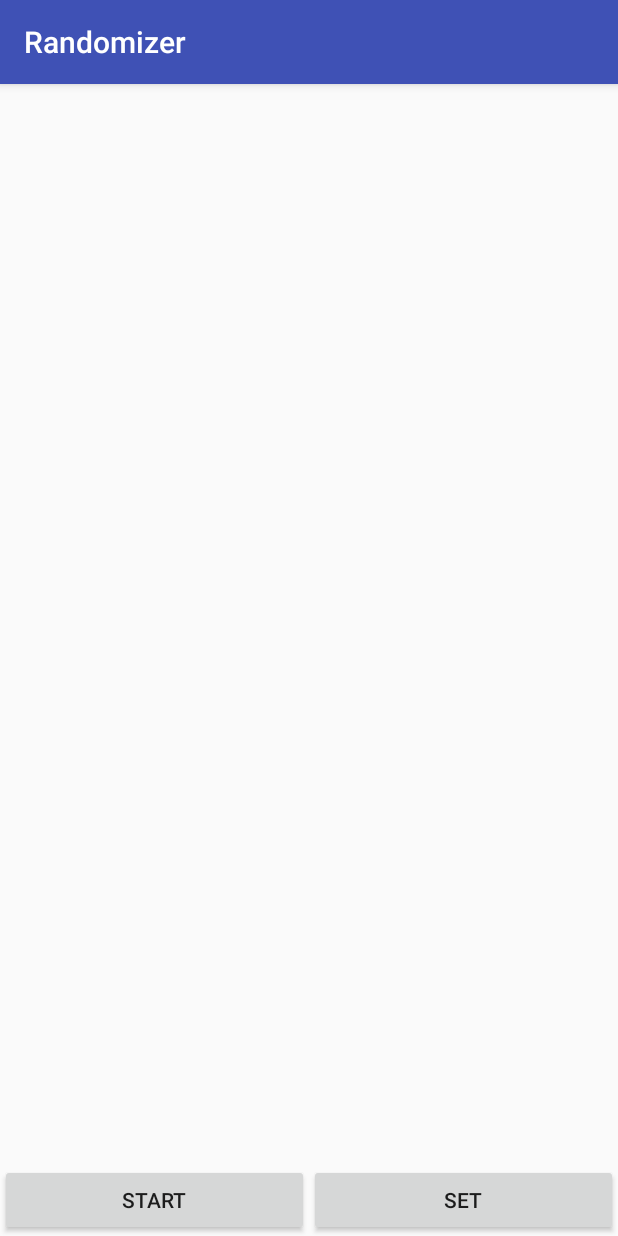
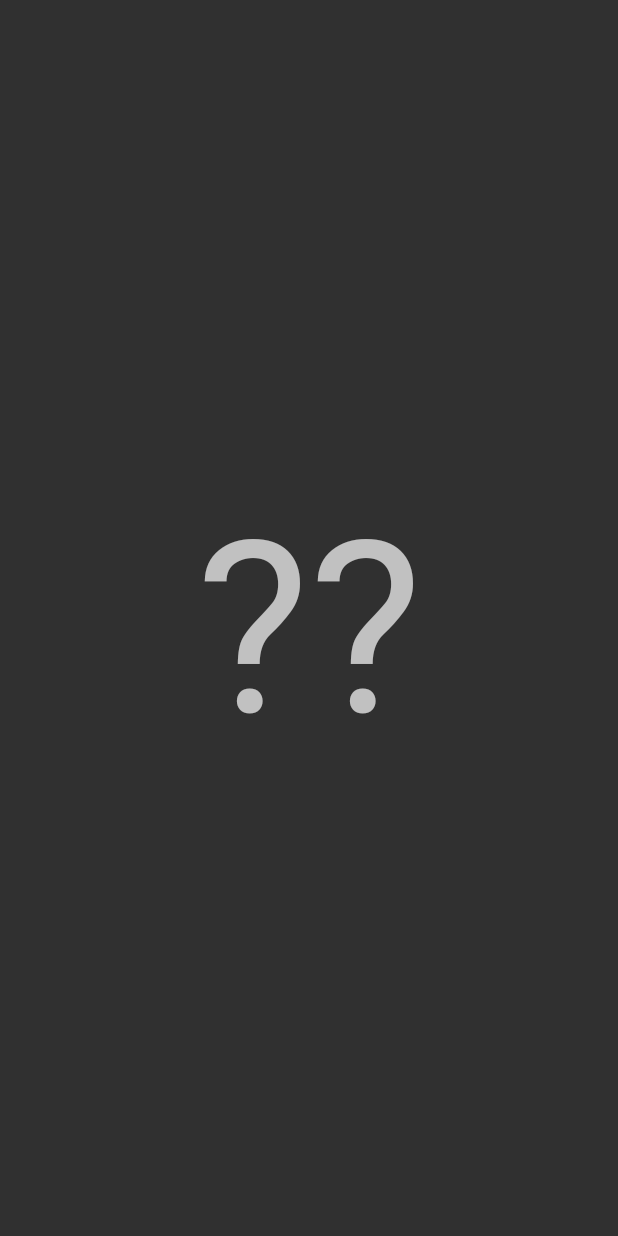
Before and after one commit to wwwdotphilip/Randomizer, an Android app: the screen it shows after launch (MainActivity), on a phone screen of 412 x 824 dp. Run offline under Robolectric (Android 15) with nearby library versions, the phone set to English and light mode, and no system bars.

Commit message:
Added sound effects and removed button

```diff
--- a/app/src/main/AndroidManifest.xml
+++ b/app/src/main/AndroidManifest.xml
@@ -9,7 +9,8 @@
         android:roundIcon="@mipmap/ic_launcher_round"
         android:supportsRtl="true"
         android:theme="@style/AppTheme">
-        <activity android:name=".MainActivity">
+        <activity android:name=".MainActivity"
+            android:theme="@style/Theme.AppCompat.NoActionBar">
             <intent-filter>
                 <action android:name="android.intent.action.MAIN" />
 
--- a/app/src/main/java/au/com/bywave/randomizer/Randomizer.java
+++ b/app/src/main/java/au/com/bywave/randomizer/Randomizer.java
@@ -1,4 +1,6 @@
 package au.com.bywave.randomizer;
+
+import android.util.Log;
 
 import java.util.Random;
 import java.util.Timer;
@@ -10,6 +12,7 @@ public class Randomizer {
     private RandomListener mRandomListener;
     private int rotation = 0;
     private Random random;
+    public boolean isRandomizing = false;
 
 
     public Randomizer() {
@@ -23,6 +26,8 @@ public class Randomizer {
     }
 
     public void start() {
+        Log.v("Randomizer", "Randomizing");
+        isRandomizing = true;
         final Timer timer = new Timer();
         timer.schedule(new TimerTask() {
             @Override
@@ -38,6 +43,7 @@ public class Randomizer {
                     }
                     timer.cancel();
                     rotation = 0;
+                    isRandomizing = false;
                 }
             }
         }, 0, 50);
--- a/app/src/main/res/layout/activity_main.xml
+++ b/app/src/main/res/layout/activity_main.xml
@@ -9,33 +9,9 @@
         android:id="@+id/tvResult"
         android:layout_width="match_parent"
         android:layout_height="match_parent"
-        android:layout_above="@+id/llButtons"
+        android:clickable="true"
         android:gravity="center"
+        android:text="@string/default_text"
         android:textSize="160sp" />
 
-    <LinearLayout
-        android:id="@+id/llButtons"
-        android:layout_width="match_parent"
-        android:layout_height="wrap_content"
-        android:layout_alignParentBottom="true"
-        android:orientation="horizontal">
-
-        <Button
-            android:id="@+id/btnStart"
-            android:layout_width="match_parent"
-            android:layout_height="wrap_content"
-            android:layout_weight="1"
-            android:onClick="randomize"
-            android:text="@string/start" />
-
-        <Button
-            android:id="@+id/btnSet"
-            android:layout_width="match_parent"
-            android:layout_height="wrap_content"
-            android:layout_weight="1"
-            android:onClick="setRange"
-            android:text="@string/set" />
-
-    </LinearLayout>
-
 </RelativeLayout>
--- a/app/src/main/res/values/strings.xml
+++ b/app/src/main/res/values/strings.xml
@@ -2,4 +2,5 @@
     <string name="app_name">Randomizer</string>
     <string name="start">Start</string>
     <string name="set">Set</string>
+    <string name="default_text">\??</string>
 </resources>
```
Also changed, not shown: app/src/main/java/au/com/bywave/randomizer/MainActivity.java (+33 -12 lines), 2 other files.
